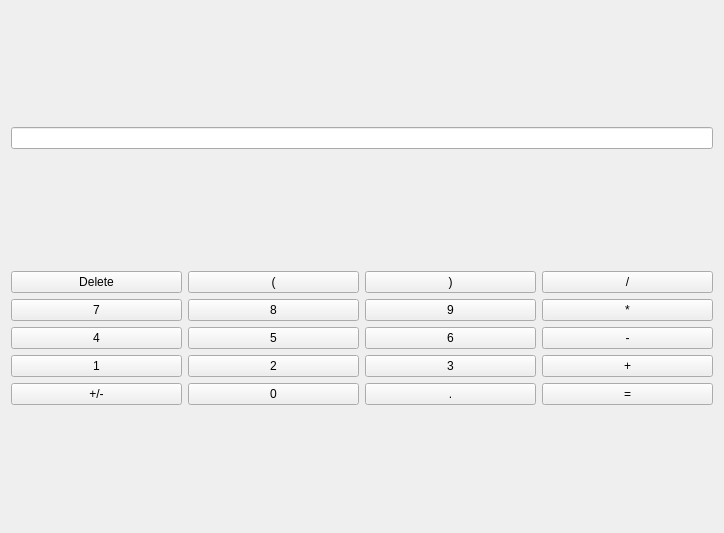
The window that app/calculator.ui (ebaustria/financial_calculator) describes before a commit, drawn with Qt 5.
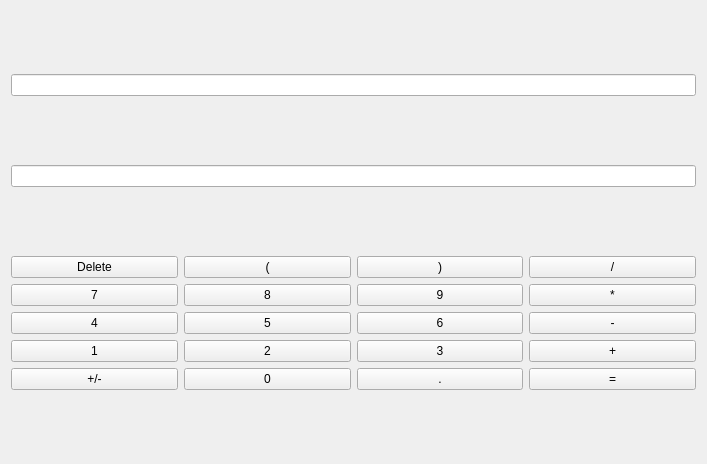
The same window after the commit.

Commit message: Display result on screen

What changed in the file:
```diff
--- a/app/calculator.ui
+++ b/app/calculator.ui
@@ -6,14 +6,21 @@
    <rect>
     <x>0</x>
     <y>0</y>
-    <width>724</width>
-    <height>533</height>
+    <width>707</width>
+    <height>464</height>
    </rect>
   </property>
   <property name="windowTitle">
    <string>Frame</string>
   </property>
   <layout class="QVBoxLayout" name="verticalLayout">
+   <item>
+    <widget class="QLineEdit" name="resultEdit">
+     <property name="readOnly">
+      <bool>true</bool>
+     </property>
+    </widget>
+   </item>
    <item>
     <widget class="QLineEdit" name="equationEdit"/>
    </item>
```
The commit also changes 2 other files.
